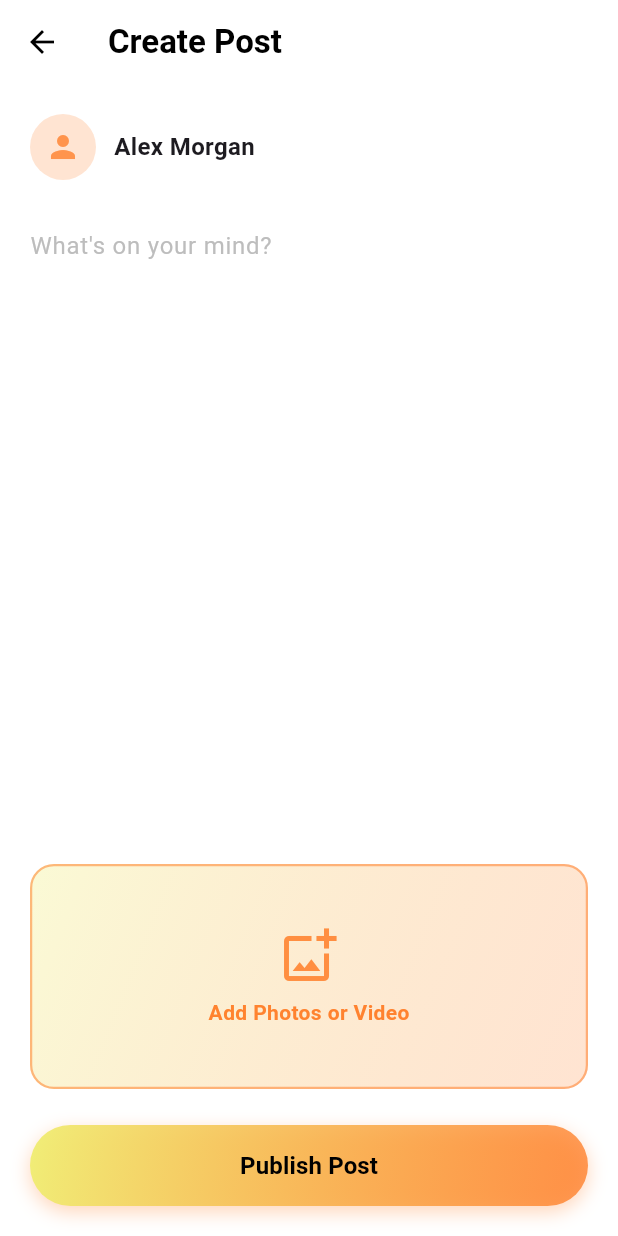
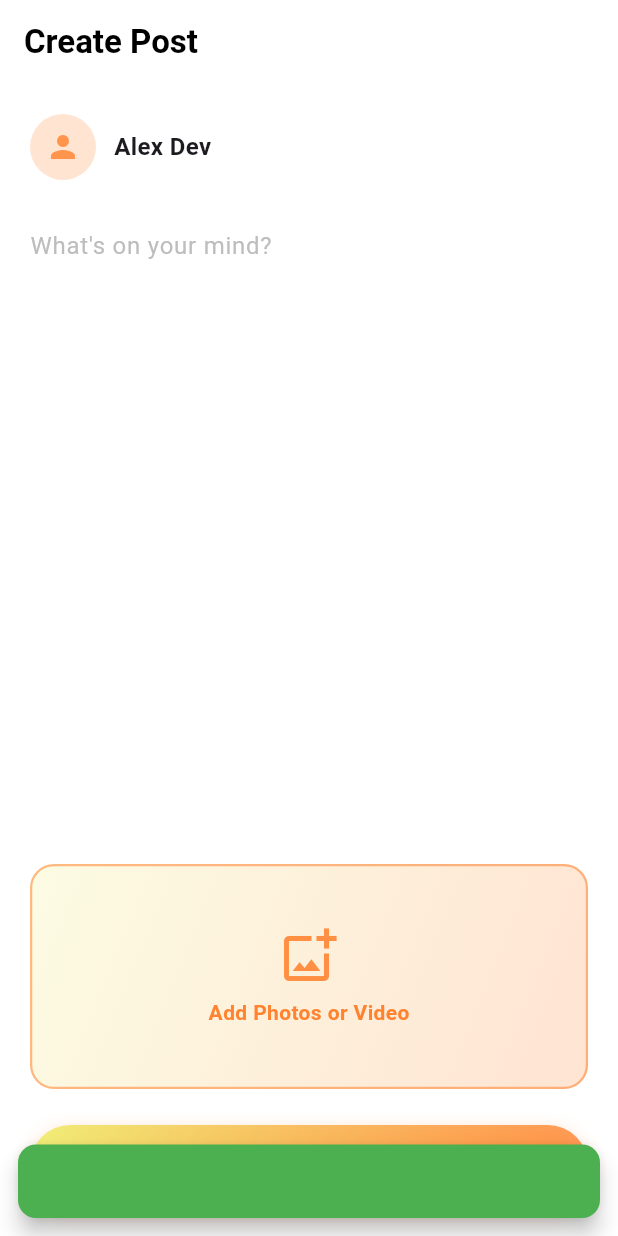
Before and after one commit to BrightBanda/post_share, a Flutter app: the CreatePostPage screen opened directly, after a tap on "Publish Post", on a phone screen of 412 x 824 dp. Run offline on Flutter 3.47's test engine with Material 3 defaults, Android fonts, the phone set to English and light mode, and no system bars; our stand-ins replace circle_nav_bar, dio, flutter_dotenv, flutter_riverpod, flutter_secure_storage; accounts and stored records are empty; network calls fail.

Commit message:
feat:created publish post logic

```diff
--- a/lib/providers/auth_service_provider.dart
+++ b/lib/providers/auth_service_provider.dart
@@ -1,8 +1,10 @@
 import 'package:flutter_riverpod/flutter_riverpod.dart';
 import 'package:post_share/providers/dio_provider.dart';
+import 'package:post_share/providers/secure_storage_providers.dart';
 import 'package:post_share/services/auth_service.dart';
 
 final authServiceProvider = Provider<AuthService>((ref) {
-  final dio = ref.watch(dioProvider);
-  return AuthService(dio);
+  final dio = ref.read(dioProvider);
+  final storageService = ref.read(storageServiceProvider);
+  return AuthService(dio, storageService);
 });
--- /dev/null
+++ b/lib/providers/post_service_provider.dart
@@ -0,0 +1,8 @@
+import 'package:flutter_riverpod/flutter_riverpod.dart';
+import 'package:post_share/providers/dio_provider.dart';
+import 'package:post_share/services/post_service.dart';
+
+final postServiceProvider = Provider<PostService>((ref) {
+  final dio = ref.watch(dioProvider);
+  return PostService(dio);
+});
--- /dev/null
+++ b/lib/providers/secure_storage_providers.dart
@@ -0,0 +1,17 @@
+import 'package:flutter_riverpod/flutter_riverpod.dart';
+import 'package:flutter_secure_storage/flutter_secure_storage.dart';
+import 'package:post_share/services/storage_service.dart';
+
+// Provides the raw secure storage instance
+final secureStorageProvider = Provider<FlutterSecureStorage>((ref) {
+  return const FlutterSecureStorage(
+    // AndroidOptions help prevent decryption bugs on certain Android devices
+    aOptions: AndroidOptions(encryptedSharedPreferences: true),
+  );
+});
+
+// Provides our storage service wrapper
+final storageServiceProvider = Provider<StorageService>((ref) {
+  final secureStorage = ref.watch(secureStorageProvider);
+  return StorageService(secureStorage);
+});
--- /dev/null
+++ b/lib/services/post_service.dart
@@ -0,0 +1,32 @@
+import 'package:dio/dio.dart';
+import 'package:flutter_dotenv/flutter_dotenv.dart';
+
+class PostService {
+  final Dio dio;
+  PostService(this.dio);
+
+  final String base_url = "${dotenv.env['API_BASE_URL']}";
+
+  Future<void> createPost({
+    required String caption,
+    required String? image_url,
+    required String? token,
+  }) async {
+    try {
+      final response = await dio.post(
+        "$base_url/posts/",
+        data: {"caption": caption, "image_url": image_url},
+        options: Options(
+          headers: {
+            'Authorization': 'Bearer $token',
+            'Content-Type': 'application/json',
+          },
+        ),
+      );
+    } on DioException catch (e) {
+      final String serverMessage =
+          e.response?.data["detail"] ?? "an unknown error occured";
+      throw Exception(serverMessage);
+    }
+  }
+}
--- /dev/null
+++ b/lib/utils/add_medial_container.dart
@@ -0,0 +1,46 @@
+import 'package:flutter/material.dart';
+import 'package:post_share/utils/app_colors.dart';
+
+class AddMedialContainer extends StatelessWidget {
+  const AddMedialContainer({super.key});
+
+  @override
+  Widget build(BuildContext context) {
+    return Container(
+      height: 150,
+      decoration: BoxDecoration(
+        borderRadius: BorderRadius.circular(16),
+        gradient: LinearGradient(
+          colors: [
+            AppColors.primaryYellow.withValues(alpha: 0.2),
+            AppColors.accentOrange.withValues(alpha: 0.2),
+          ],
+          begin: Alignment.topLeft,
+          end: Alignment.bottomRight,
+        ),
+        border: Border.all(
+          color: AppColors.accentOrange.withValues(alpha: 0.5),
+          width: 1.5,
+        ),
+      ),
+      child: Column(
+        mainAxisAlignment: MainAxisAlignment.center,
+        children: [
+          Icon(
+            Icons.add_photo_alternate_outlined,
+            size: 40,
+            color: AppColors.accentOrange.withValues(alpha: 0.8),
+          ),
+          const SizedBox(height: 8),
+          Text(
+            'Add Photos or Video',
+            style: TextStyle(
+              color: AppColors.accentOrange.withValues(alpha: 0.9),
+              fontWeight: FontWeight.w600,
+            ),
+          ),
+        ],
+      ),
+    );
+  }
+}
--- /dev/null
+++ b/lib/viewmodels/create_post_page_viewmodel.dart
@@ -0,0 +1,41 @@
+import 'dart:async';
+
+import 'package:flutter_riverpod/flutter_riverpod.dart';
+import 'package:post_share/providers/auth_service_provider.dart';
+import 'package:post_share/providers/post_service_provider.dart';
+import 'package:post_share/providers/secure_storage_providers.dart';
+import 'package:post_share/services/post_service.dart';
+
+class CreatePostPageViewmodel extends AsyncNotifier<String> {
+  @override
+  FutureOr<String> build() {
+    return "";
+  }
+
+  Future<void> createPost({
+    required String caption,
+    required String image_url,
+  }) async {
+    state = const AsyncLoading();
+
+    state = await AsyncValue.guard(() async {
+      final PostService = ref.read(postServiceProvider);
+      final storageService = ref.read(storageServiceProvider);
+      final String? token = await storageService.getToken();
+      if (token == null) {
+        throw Exception("you must be logged in to create a post");
+      }
+      await PostService.createPost(
+        caption: caption,
+        image_url: image_url,
+        token: token,
+      );
+      return " success";
+    });
+  }
+}
+
+final createPostProvider =
+    AsyncNotifierProvider<CreatePostPageViewmodel, String>(
+      CreatePostPageViewmodel.new,
+    );
--- a/lib/views/create_post_page.dart
+++ b/lib/views/create_post_page.dart
@@ -1,30 +1,38 @@
 import 'package:flutter/material.dart';
+import 'package:flutter_riverpod/flutter_riverpod.dart';
+import 'package:post_share/utils/add_medial_container.dart';
 import 'package:post_share/utils/app_colors.dart';
+import 'package:post_share/utils/app_snackbar.dart';
+import 'package:post_share/viewmodels/create_post_page_viewmodel.dart';
+import 'package:post_share/views/home_page.dart';
 
-class CreatePostPage extends StatefulWidget {
-  const CreatePostPage({super.key});
+class CreatePostPage extends ConsumerWidget {
+  final TextEditingController _captionController = TextEditingController();
+  CreatePostPage({super.key});
 
   @override
-  State<CreatePostPage> createState() => _CreatePostPageState();
-}
-
-class _CreatePostPageState extends State<CreatePostPage> {
-  final TextEditingController _postController = TextEditingController();
-
-  @override
-  void dispose() {
-    _postController.dispose();
-    super.dispose();
-  }
-
-  @override
-  Widget build(BuildContext context) {
+  Widget build(BuildContext context, WidgetRef ref) {
+    final createPostState = ref.watch(createPostProvider);
+    ref.listen<AsyncValue<String>>(createPostProvider, (previous, next) {
+      next.whenOrNull(
+        data: (message) {
+          if (message == "Success") {
+            Navigator.pushReplacement(
+              context,
+              MaterialPageRoute(builder: (builder) => HomePage()),
+            );
+          }
+        },
+        error: (error, StackTrace) {
+          AppSnackbar.show(context: context, message: error.toString());
+        },
+      );
+    });
     return Scaffold(
       backgroundColor: Colors.white, // Pure white background
       appBar: AppBar(
         backgroundColor: Colors.white,
         elevation: 0,
-        leading: const BackButton(color: Colors.black),
         title: const Text(
           'Create Post',
           style: TextStyle(color: Colors.black, fontWeight: FontWeight.bold),
@@ -49,7 +57,7 @@ class _CreatePostPageState extends State<CreatePostPage> {
                   ),
                   const SizedBox(width: 12),
                   const Text(
-                    'Alex Morgan',
+                    'Alex Dev',
                     style: TextStyle(fontWeight: FontWeight.bold, fontSize: 16),
                   ),
                 ],
@@ -59,7 +67,7 @@ class _CreatePostPageState extends State<CreatePostPage> {
               // Post Text Field
               Expanded(
                 child: TextField(
-                  controller: _postController,
+                  controller: _captionController,
                   maxLines: null,
                   keyboardType: TextInputType.multiline,
                   decoration: InputDecoration(
@@ -75,46 +83,14 @@ class _CreatePostPageState extends State<CreatePostPage> {
                 onTap: () {
                   // Handle media upload logic here
                 },
-                child: Container(
-                  height: 150,
-                  decoration: BoxDecoration(
-                    borderRadius: BorderRadius.circular(16),
-                    gradient: LinearGradient(
-                      colors: [
-                        AppColors.primaryYellow.withOpacity(0.3),
-                        AppColors.accentOrange.withOpacity(0.2),
-                      ],
-                      begin: Alignment.topLeft,
-                      end: Alignment.bottomRight,
-                    ),
-                    border: Border.all(
-                      color: AppColors.accentOrange.withOpacity(0.5),
-                      width: 1.5,
-                    ),
-                  ),
-                  child: Column(
-                    mainAxisAlignment: MainAxisAlignment.center,
-                    children: [
-                      Icon(
-                        Icons.add_photo_alternate_outlined,
-                        size: 40,
-                        color: AppColors.accentOrange.withOpacity(0.8),
-                      ),
-                      const SizedBox(height: 8),
-                      Text(
-                        'Add Photos or Video',
-                        style: TextStyle(
-                          color: AppColors.accentOrange.withOpacity(0.9),
-                          fontWeight: FontWeight.w600,
-                        ),
-                      ),
-                    ],
-                  ),
-                ),
+                child: AddMedialContainer(),
               ),
               const SizedBox(height: 24),
 
-              // Gradient Publish Button
+              //show loading indicatar
+              if (createPostState.isLoading)
+                Center(child: CircularProgressIndicator()),
+              //Publish Button
               Container(
                 height: 54,
                 decoration: BoxDecoration(
@@ -122,17 +98,31 @@ class _CreatePostPageState extends State<CreatePostPage> {
                   borderRadius: BorderRadius.circular(30),
                   boxShadow: [
                     BoxShadow(
-                      color: AppColors.accentOrange.withOpacity(0.3),
+                      color: AppColors.accentOrange.withValues(alpha: 0.3),
                       blurRadius: 10,
                       offset: const Offset(0, 4),
                     ),
                   ],
                 ),
+
                 child: ElevatedButton(
-                  onPressed: () {
-                    // Handle post publishing logic
-                    print("Publishing: ${_postController.text}");
-                  },
+                  onPressed: createPostState.isLoading
+                      ? null
+                      : () {
+                          // Handle post publishing logic
+                          ref
+                              .read(createPostProvider.notifier)
+                              .createPost(
+                                caption: _captionController.text,
+                                image_url: "image_url",
+                              );
+                          AppSnackbar.show(
+                            context: context,
+                            message: _captionController.text,
+                            color: Colors.green,
+                          );
+                          print("Publishing: ${_captionController.text}");
+                        },
                   style: ElevatedButton.styleFrom(
                     backgroundColor: Colors.transparent,
                     shadowColor: Colors.transparent,
--- a/lib/views/main_screen.dart
+++ b/lib/views/main_screen.dart
@@ -10,7 +10,7 @@ import 'package:post_share/views/profile_page.dart';
 class MainScreen extends ConsumerWidget {
   MainScreen({super.key});
 
-  List<Widget> screens = [HomeScreen(), CreatePostPage(), ProfilePage()];
+  List<Widget> screens = [HomePage(), CreatePostPage(), ProfilePage()];
 
   @override
   Widget build(BuildContext context, WidgetRef ref) {
--- a/pubspec.yaml
+++ b/pubspec.yaml
@@ -39,6 +39,7 @@ dependencies:
   flutter_dotenv: ^5.2.1
   circle_nav_bar: ^2.2.0
   top_snackbar_flutter: ^3.3.0
+  flutter_secure_storage: ^10.3.0
 
 dev_dependencies:
   flutter_test:
```
Also changed, not shown: lib/services/auth_service.dart (+9 -5 lines), lib/services/storage_service.dart (added, +19 -0 lines), lib/views/home_page.dart (+4 -4 lines), pubspec.lock, 5 other files.
